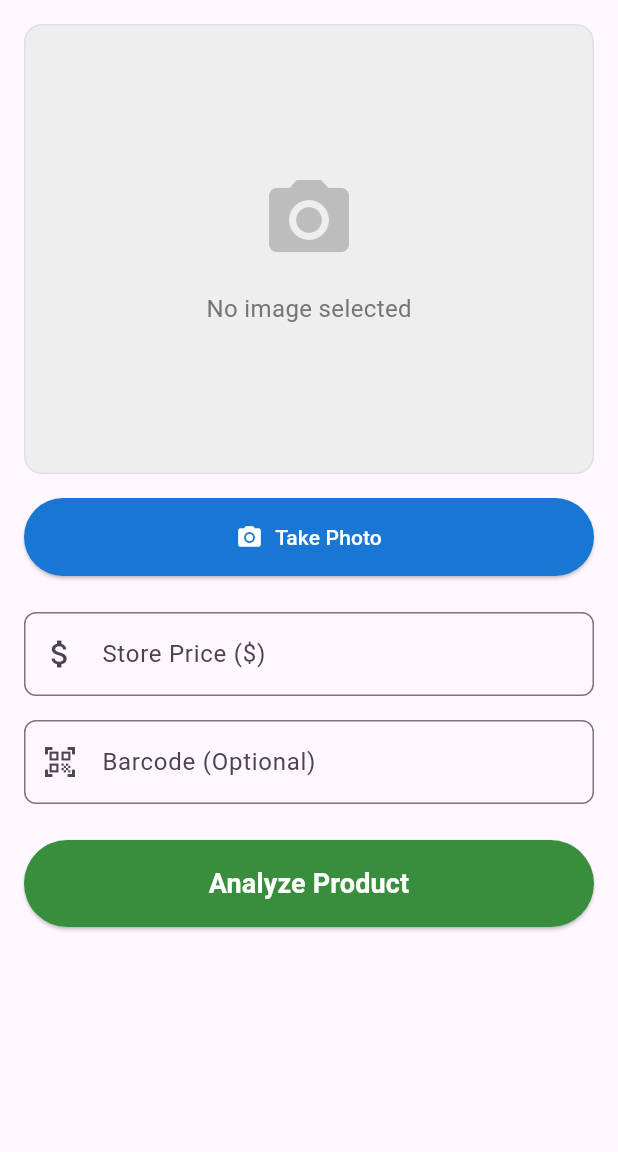
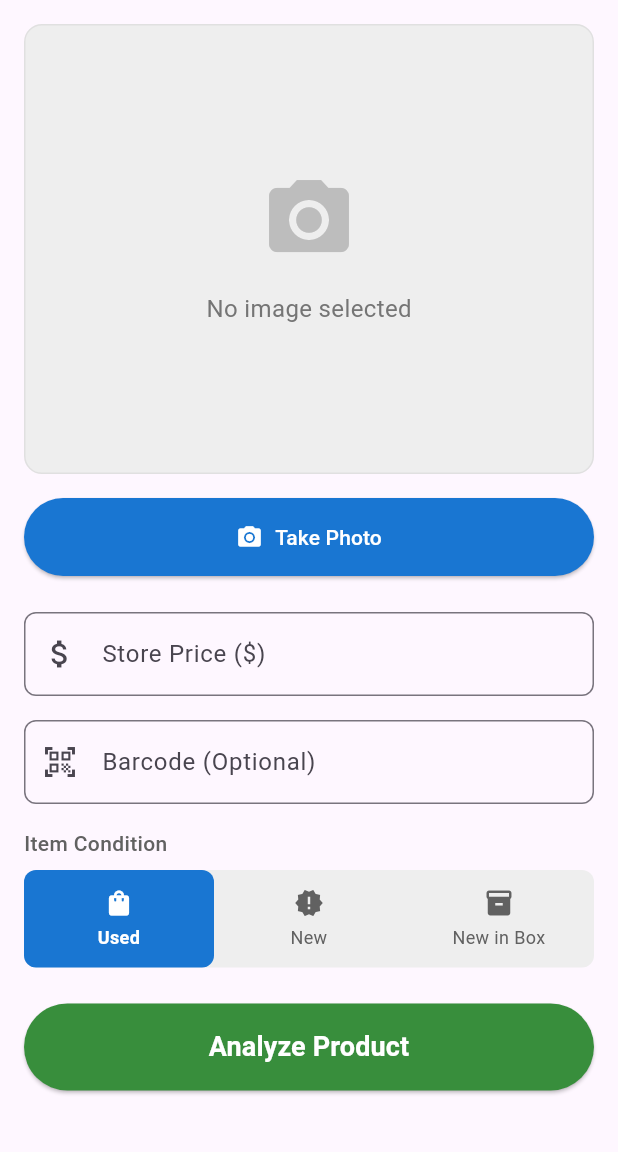
Before and after one commit to coachAI-CEO/ResellerCopilot, a Flutter app: the screen it shows once a user with an empty profile is signed in, on a phone screen of 412 x 824 dp, the part 84-1236 px from its top. Run offline on Flutter 3.47's test engine with Material 3 defaults, Android fonts, the phone set to English and light mode, and no system bars; our stand-ins replace freezed_annotation, image_picker, supabase_flutter; accounts and stored records are empty; generated files the repository leaves out were written again.

Commit message:
Add item condition selection (Used/New/New in Box) to scanner

```diff
--- a/lib/models/scan_result.dart
+++ b/lib/models/scan_result.dart
@@ -26,6 +26,7 @@ class ScanResult with _$ScanResult {
     @JsonKey(name: 'sales_tax_amount') double? salesTaxAmount,
     @JsonKey(name: 'profit_calculation') String? profitCalculation,
     @JsonKey(name: 'market_analysis') String? marketAnalysis,
+    @JsonKey(name: 'condition') String? condition,
     @JsonKey(name: 'created_at') DateTime? createdAt,
   }) = _ScanResult;
 
--- a/lib/screens/scanner_screen.dart
+++ b/lib/screens/scanner_screen.dart
@@ -25,6 +25,7 @@ class _ScannerScreenState extends State<ScannerScreen> {
   Uint8List? _selectedImageBytes;
   String? _barcode;
   final TextEditingController _priceController = TextEditingController();
+  String _condition = 'Used'; // Default to 'Used'
   bool _isAnalyzing = false;
   ScanResult? _scanResult;
 
@@ -96,6 +97,7 @@ class _ScannerScreenState extends State<ScannerScreen> {
         imageBytes: _selectedImageBytes!,
         barcode: _barcode,
         price: price,
+        condition: _condition,
       );
 
       // Save the scan to the database
@@ -247,6 +249,42 @@ class _ScannerScreenState extends State<ScannerScreen> {
               ),
               enabled: !_isAnalyzing,
             ),
+            const SizedBox(height: 16),
+
+            // Condition Selection
+            Column(
+              crossAxisAlignment: CrossAxisAlignment.start,
+              children: [
+                Text(
+                  'Item Condition',
+                  style: TextStyle(
+                    fontSize: 14,
+                    fontWeight: FontWeight.w500,
+                    color: Colors.grey.shade700,
+                  ),
+                ),
+                const SizedBox(height: 8),
+                Container(
+                  decoration: BoxDecoration(
+                    color: Colors.grey.shade200,
+                    borderRadius: BorderRadius.circular(8),
+                  ),
+                  child: Row(
+                    children: [
+                      Expanded(
+                        child: _buildConditionButton('Used', Icons.shopping_bag),
+                      ),
+                      Expanded(
+                        child: _buildConditionButton('New', Icons.new_releases),
+                      ),
+                      Expanded(
+                        child: _buildConditionButton('New in Box', Icons.inventory_2),
+                      ),
+                    ],
+                  ),
+                ),
+              ],
+            ),
             const SizedBox(height: 24),
 
             // Scan Button
@@ -352,6 +390,8 @@ class _ScannerScreenState extends State<ScannerScreen> {
                     ),
                     const SizedBox(height: 16),
                     _buildInfoRow('Product', _scanResult!.productName),
+                    if (_scanResult!.condition != null)
+                      _buildInfoRow('Condition', _scanResult!.condition!),
                     _buildInfoRow('Buy Price', '\$${_scanResult!.buyPrice.toStringAsFixed(2)}'),
                     const Divider(height: 24),
                     _buildInfoRow(
@@ -680,4 +720,42 @@ class _ScannerScreenState extends State<ScannerScreen> {
       ),
     );
   }
+
+  Widget _buildConditionButton(String condition, IconData icon) {
+    final isSelected = _condition == condition;
+    return GestureDetector(
+      onTap: _isAnalyzing ? null : () {
+        setState(() {
+          _condition = condition;
+        });
+      },
+      child: Container(
+        padding: const EdgeInsets.symmetric(vertical: 12),
+        decoration: BoxDecoration(
+          color: isSelected ? Colors.blue.shade700 : Colors.transparent,
+          borderRadius: BorderRadius.circular(8),
+        ),
+        child: Column(
+          mainAxisSize: MainAxisSize.min,
+          children: [
+            Icon(
+              icon,
+              size: 20,
+              color: isSelected ? Colors.white : Colors.grey.shade700,
+            ),
+            const SizedBox(height: 4),
+            Text(
+              condition,
+              textAlign: TextAlign.center,
+              style: TextStyle(
+                fontSize: 12,
+                fontWeight: isSelected ? FontWeight.bold : FontWeight.normal,
+                color: isSelected ? Colors.white : Colors.grey.shade700,
+              ),
+            ),
+          ],
+        ),
+      ),
+    );
+  }
 }
--- a/lib/services/supabase_service.dart
+++ b/lib/services/supabase_service.dart
@@ -16,6 +16,7 @@ class SupabaseService {
   /// [imageBytes] - The image bytes (required on web, optional on mobile)
   /// [barcode] - Optional barcode string
   /// [price] - The store price of the product
+  /// [condition] - Item condition: 'Used', 'New', or 'New in Box'
   ///
   /// Returns a [ScanResult] with the analysis
   Future<ScanResult> analyzeItem({
@@ -23,6 +24,7 @@ class SupabaseService {
     Uint8List? imageBytes,
     String? barcode,
     required double price,
+    String condition = 'Used',
   }) async {
     try {
       // Verify user is authenticated and get fresh session
@@ -67,6 +69,7 @@ class SupabaseService {
         'image_base64': imageBase64,
         if (barcode != null) 'barcode': barcode,
         'store_price': price,
+        'condition': condition,
       };
 
       // Get the latest session token after potential refresh
@@ -113,6 +116,7 @@ class SupabaseService {
         shippingCost: (data['shipping_cost'] as num?)?.toDouble(),
         profitCalculation: data['profit_calculation'] as String?,
         marketAnalysis: data['market_analysis'] as String?,
+        condition: data['condition'] as String?,
       );
     } catch (e) {
       throw Exception('Error analyzing item: $e');
@@ -152,6 +156,7 @@ class SupabaseService {
         if (scan.shippingCost != null) 'shipping_cost': scan.shippingCost,
         if (scan.profitCalculation != null) 'profit_calculation': scan.profitCalculation,
         if (scan.marketAnalysis != null) 'market_analysis': scan.marketAnalysis,
+        if (scan.condition != null) 'condition': scan.condition,
       };
 
       // Insert into the scans table
```
Also changed, not shown: 2 other files.
